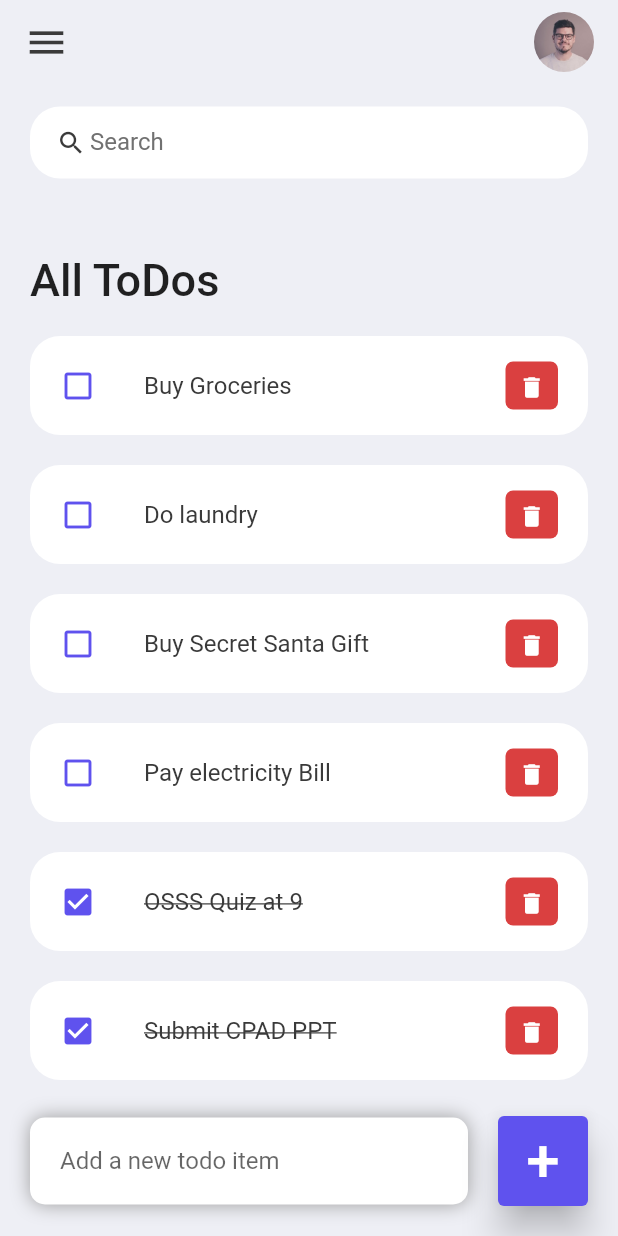
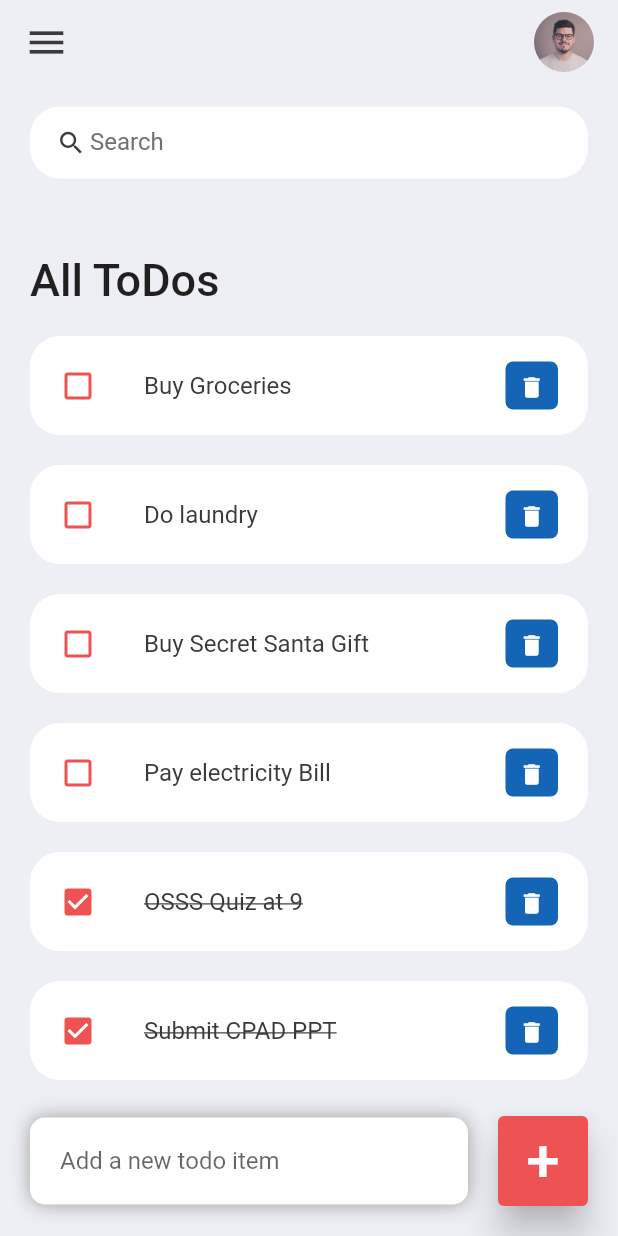
Before and after one commit to shrutiv23/flutter-Task-Manager, a Flutter app: the screen it shows after launch, on a phone screen of 412 x 824 dp. Run offline on Flutter 3.47's test engine with Material 2 defaults, Android fonts, the phone set to English and light mode, and no system bars.

Commit message:
Update colors.dart

```diff
--- a/lib/constants/colors.dart
+++ b/lib/constants/colors.dart
@@ -1,7 +1,7 @@
 import 'package:flutter/material.dart';
 
-const Color tdRed = Color(0xFFDA4040);
-const Color tdBlue = Color(0xFF5F52EE);
+const Color tdRed = Color.fromARGB(255, 20, 101, 182);
+const Color tdBlue = Color.fromARGB(255, 238, 82, 82);
 
 const Color tdBlack = Color(0xFF3A3A3A);
 const Color tdGrey = Color(0xFF717171);
```
